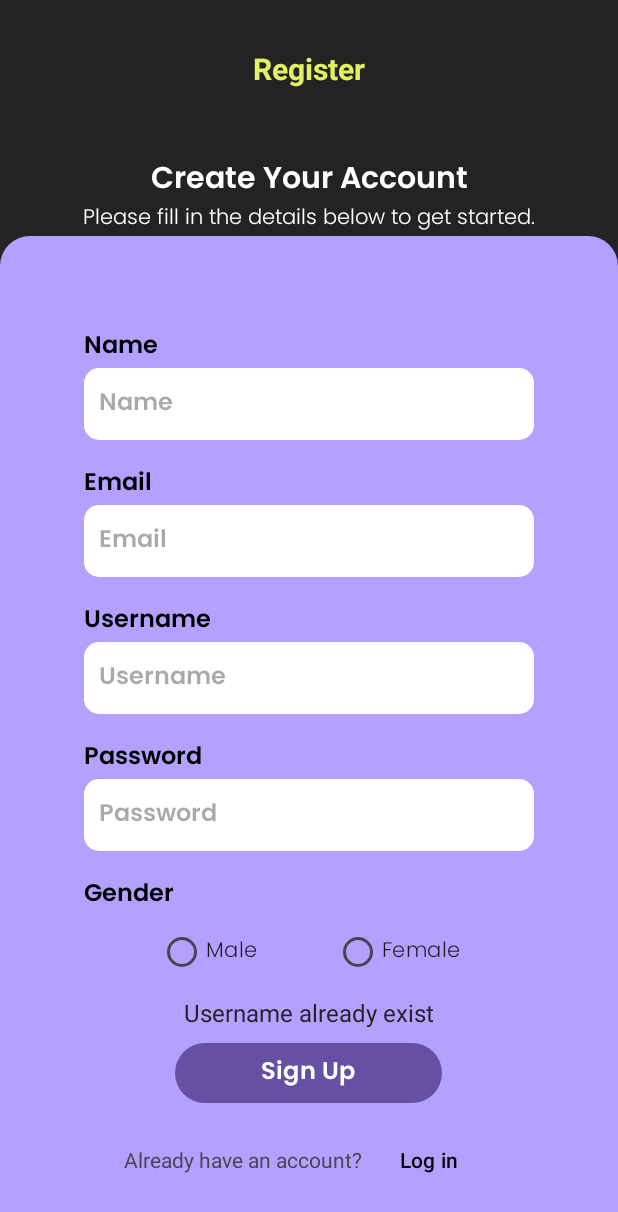
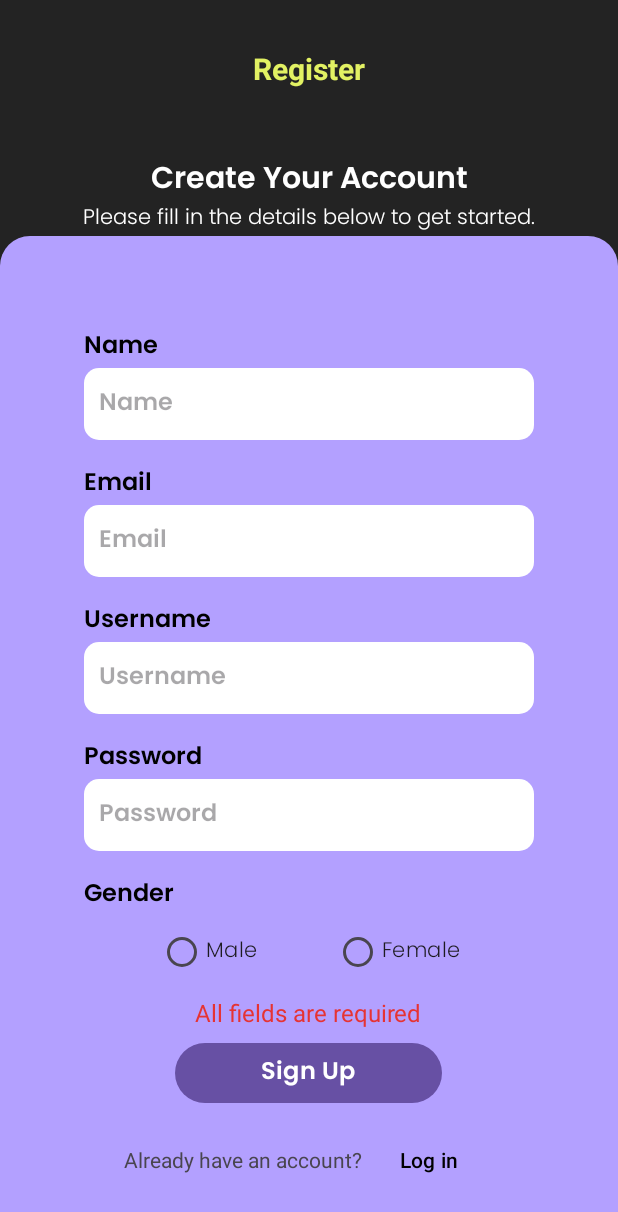
Before and after one commit to PTMAbellana/FITNESSAPP, an Android app: the Registering1Activity screen opened directly, with no data from a screen before it, after a tap on "Sign Up", on a phone screen of 412 x 824 dp. Shown: the top 1212 px of the screen. Run offline under Robolectric (Android 15) with nearby library versions, the phone set to English and light mode, and no system bars.

Commit message:
gana registering3activity

```diff
--- a/app/src/main/java/com/example/fitnessapp/InsertUserDataCallback.java
+++ /dev/null
@@ -1,6 +0,0 @@
-package com.example.fitnessapp;
-
-public interface InsertUserDataCallback {
-    void onUserInserted(int uid);
-
-}
--- a/app/src/main/java/com/example/fitnessapp/registering/Registering1Activity.java
+++ b/app/src/main/java/com/example/fitnessapp/registering/Registering1Activity.java
@@ -3,7 +3,6 @@ package com.example.fitnessapp.registering;
 import android.content.Intent;
 import android.os.AsyncTask;
 import android.os.Bundle;
-import android.util.Log;
 import android.view.View;
 import android.widget.Button;
 import android.widget.EditText;
@@ -14,7 +13,6 @@ import android.widget.Toast;
 import androidx.appcompat.app.AppCompatActivity;
 
 import com.example.fitnessapp.InsertData;
-import com.example.fitnessapp.InsertUserDataCallback;
 import com.example.fitnessapp.LoginView;
 import com.example.fitnessapp.R;
 import com.example.fitnessapp.ReadData;
@@ -38,7 +36,7 @@ public class Registering1Activity extends AppCompatActivity {
         rbMale = findViewById(R.id.g_Male);
         rbFemale = findViewById(R.id.g_Female);
         btnSignUp = findViewById(R.id.btnSignUp);
-        lblCheck = findViewById(R.id.lblcheck);
+        lblCheck = (TextView) findViewById(R.id.lblcheck);
 
         btnSignUp.setOnClickListener(new View.OnClickListener() {
             @Override
@@ -65,54 +63,57 @@ public class Registering1Activity extends AppCompatActivity {
 
     //wa sd ko kasabot kay wa ko kasabot unsa ning AsyncTask, but this works...
     // Murag radaw ni shag thread pero dili pang long term... ayy basta wa ko kasabot ehe
-    private class SignUpTask extends AsyncTask<String, Void, Boolean>{
+    private class SignUpTask extends AsyncTask<String, Void, Integer>{
         String username;
         protected int user_id;
 
         @Override
-        protected Boolean doInBackground(String... params) {
+        protected Integer doInBackground(String... params) {
             String name = params[0];
             username = params[1];
             String email = params[2];
             String password = params[3];
             String gender = params[4];
-            if( ReadData.usernameExist(username)) return false;
+            if (!name.isEmpty() && !username.isEmpty() && !email.isEmpty() && !password.isEmpty() && !gender.isEmpty() ){
+                if (ReadData.usernameExist(username)) return 0;
                 else {
                     InsertData.insertUserData(Registering1Activity.this, name, email, username, password, gender);
-//                InsertData.insertUserData(Registering1Activity.this, name, email, username, password, gender, new InsertUserDataCallback() {
-//                    @Override
-//                    public void onUserInserted(int uid) {
-//                        Log.e("KAPOY NAA", "UID: " + uid);
-////                        user_id = uid;
-//                        // Navigate to the next screen
-////
-//
-//
-//                    }
-//                });
-//                uid = ReadData.getSession(username);
-
-                return true;
+                    return 1;
                 }
+            } return 2;
         }
 
         @Override
-        protected void onPostExecute(Boolean result) {
-            if (result) {
+        protected void onPostExecute(Integer result) {
+            switch (result){
+                case 0:
+                    lblCheck.setText("Username already exist");
+                    break;
+                case 1:
                     Intent intent = new Intent(Registering1Activity.this,
                             Registering2Activity.class);
                     intent.putExtra("username", username);
-//                Log.e("Registering1Activity", "uid is " + uid);
-//                intent.putExtra("user_id", uid);
-//                Log.e("Registering1Activity", "UID is " + uid);
                     startActivity(intent);
                     Toast.makeText(Registering1Activity.this, "Register Successful", Toast.LENGTH_SHORT).show();
                     finish();
-            } else {
-                // Show error message
-                lblCheck.setText("Username already exist");
-                lblCheck.setTextColor(getColor(R.color.colorBlack));
+                    break;
+                case 2:
+                    lblCheck.setText("All fields are required");
+                    break;
             }
+//            lblCheck.setTextColor(getColor(R.color.colorPurple));
+//            if (result == 1) {
+//                Intent intent = new Intent(Registering1Activity.this,
+//                        Registering2Activity.class);
+//                intent.putExtra("username", username);
+//                startActivity(intent);
+//                Toast.makeText(Registering1Activity.this, "Register Successful", Toast.LENGTH_SHORT).show();
+//                finish();
+//            } else {
+//                // Show error message
+//                lblCheck.setText("Username already exist");
+//                lblCheck.setTextColor(getColor(R.color.colorPurple));
+//            }
         }
     }
 
--- a/app/src/main/res/layout/activity_registering1.xml
+++ b/app/src/main/res/layout/activity_registering1.xml
@@ -197,7 +197,8 @@
             android:layout_margin="5dp"
             android:text=""
             android:textColor="#E63333"
-            android:textSize="16sp" />
+            android:textSize="16sp"
+            tools:text="testing" />
 
         <Button
             android:id="@+id/btnSignUp"
```
Also changed, not shown: app/src/main/java/com/example/fitnessapp/InsertData.java (+2 -27 lines), app/src/main/java/com/example/fitnessapp/UpdateData.java (+22 -0 lines), app/src/main/java/com/example/fitnessapp/registering/Registering3Activity.java (+35 -5 lines), app/src/main/java/com/example/fitnessapp/registering/Registering4Activity.java (+33 -15 lines). Lines whose indentation alone changed are shown as unchanged.
